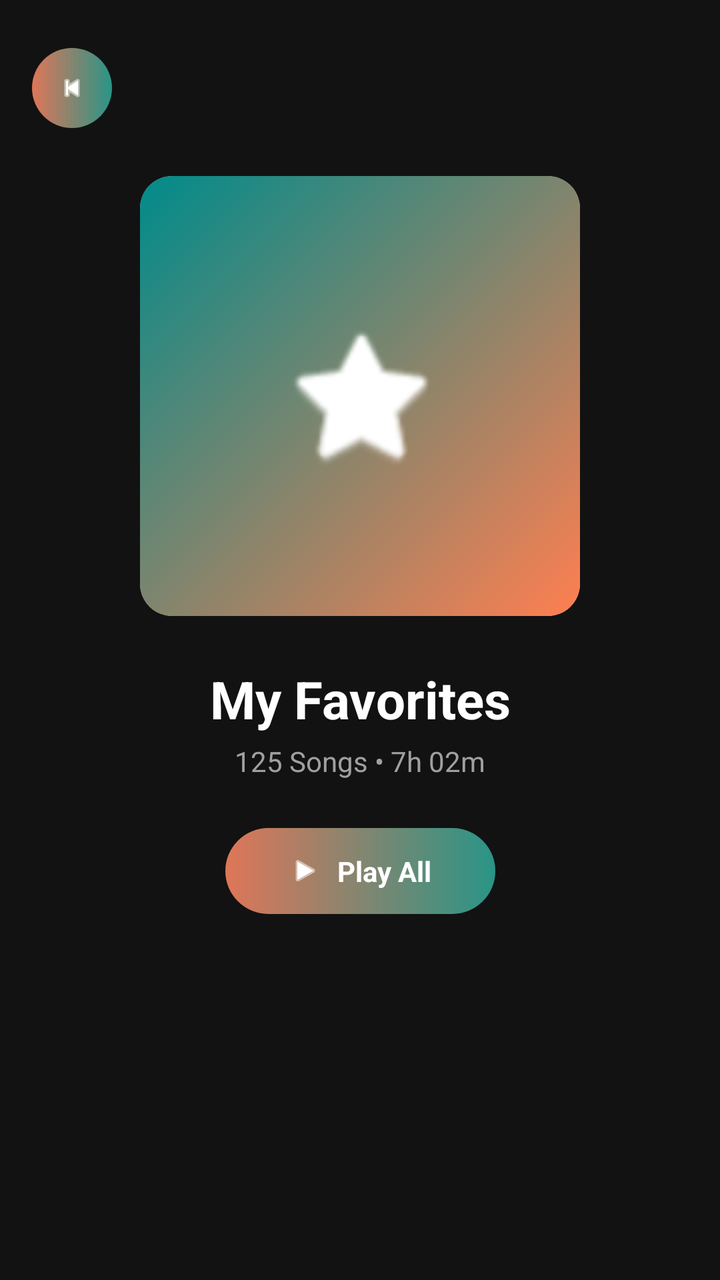
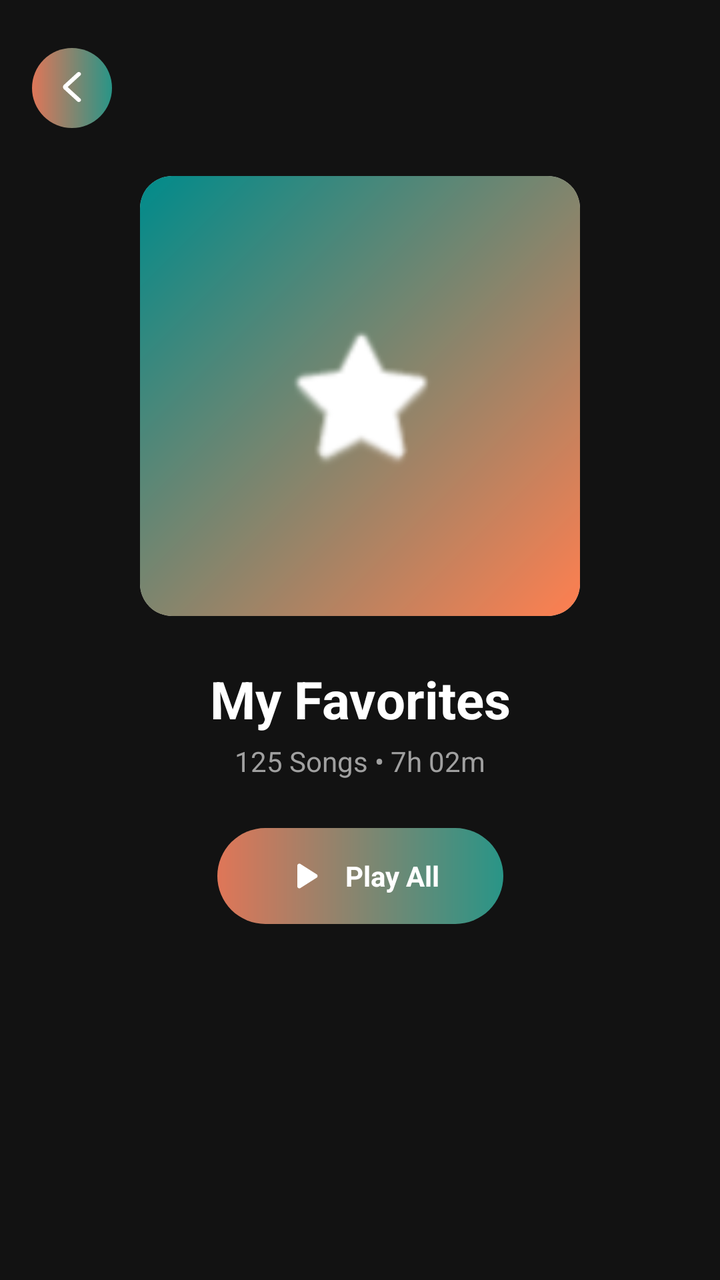

Compare the two renders of this Android layout. The source of the first and the diff that turns it into the second are given below.
<!-- AndroidManifest.xml: application theme Theme.ViBePlayer -->
<!-- res/layout/fragment_playlist_details.xml -->
<?xml version="1.0" encoding="utf-8"?>
<androidx.core.widget.NestedScrollView xmlns:android="http://schemas.android.com/apk/res/android"
    xmlns:app="http://schemas.android.com/apk/res-auto"
    xmlns:tools="http://schemas.android.com/tools"
    android:layout_width="match_parent"
    android:layout_height="match_parent"
    android:background="@color/vibe_black"
    android:clipToPadding="false"
    android:paddingBottom="120dp">

    <androidx.constraintlayout.widget.ConstraintLayout
        android:layout_width="match_parent"
        android:layout_height="wrap_content"
        android:paddingTop="16dp">

        <FrameLayout
            android:id="@+id/btnBackPlaylist"
            android:layout_width="40dp"
            android:layout_height="40dp"
            android:layout_marginStart="16dp"
            android:layout_marginTop="8dp"
            android:background="@drawable/bg_chip_outline"
            android:clickable="true"
            android:focusable="true"
            app:layout_constraintStart_toStartOf="parent"
            app:layout_constraintTop_toTopOf="parent">

            <ImageView
                android:layout_width="16dp"
                android:layout_height="16dp"
                android:layout_gravity="center"
                android:src="@android:drawable/ic_media_previous"
                app:tint="@color/white" />
        </FrameLayout>

        <androidx.cardview.widget.CardView
            android:id="@+id/cardPlaylistCover"
            android:layout_width="220dp"
            android:layout_height="220dp"
            android:layout_marginTop="24dp"
            app:cardCornerRadius="16dp"
            app:cardElevation="0dp"
            app:layout_constraintEnd_toEndOf="parent"
            app:layout_constraintStart_toStartOf="parent"
            app:layout_constraintTop_toBottomOf="@id/btnBackPlaylist">

            <FrameLayout
                android:layout_width="match_parent"
                android:layout_height="match_parent"
                android:background="@drawable/bg_gradient_tl_to_br">

                <ImageView
                    android:layout_width="80dp"
                    android:layout_height="80dp"
                    android:layout_gravity="center"
                    android:src="@android:drawable/btn_star_big_on"
                    app:tint="@color/white" />
            </FrameLayout>

            <ImageView
                android:id="@+id/ivPlaylistCover"
                android:layout_width="match_parent"
                android:layout_height="match_parent"
                android:scaleType="centerCrop"
                android:background="@android:color/transparent" />

        </androidx.cardview.widget.CardView>

        <TextView
            android:id="@+id/txtDetailTitle"
            android:layout_width="wrap_content"
            android:layout_height="wrap_content"
            android:layout_marginTop="24dp"
            android:text="My Favorites"
            android:textColor="@color/white"
            android:textSize="26sp"
            android:textStyle="bold"
            app:layout_constraintEnd_toEndOf="parent"
            app:layout_constraintStart_toStartOf="parent"
            app:layout_constraintTop_toBottomOf="@id/cardPlaylistCover" />

        <TextView
            android:id="@+id/txtDetailSubtitle"
            android:layout_width="wrap_content"
            android:layout_height="wrap_content"
            android:layout_marginTop="4dp"
            android:text="125 Songs • 7h 02m"
            android:textColor="#A0A0A0"
            android:textSize="14sp"
            app:layout_constraintEnd_toEndOf="parent"
            app:layout_constraintStart_toStartOf="parent"
            app:layout_constraintTop_toBottomOf="@id/txtDetailTitle" />

        <LinearLayout
            android:id="@+id/btnPlayAll"
            android:layout_width="wrap_content"
            android:layout_height="wrap_content"
            android:layout_marginTop="24dp"
            android:background="@drawable/bg_chip_outline"
            android:gravity="center"
            android:orientation="horizontal"
            android:paddingHorizontal="32dp"
            android:paddingVertical="12dp"
            app:layout_constraintEnd_toEndOf="parent"
            app:layout_constraintStart_toStartOf="parent"
            app:layout_constraintTop_toBottomOf="@id/txtDetailSubtitle">

            <ImageView
                android:layout_width="16dp"
                android:layout_height="16dp"
                android:src="@android:drawable/ic_media_play"
                app:tint="@color/white" />

            <TextView
                android:layout_width="wrap_content"
                android:layout_height="wrap_content"
                android:layout_marginStart="8dp"
                android:text="Play All"
                android:textColor="@color/white"
                android:textSize="14sp"
                android:textStyle="bold" />
        </LinearLayout>

        <androidx.recyclerview.widget.RecyclerView
            android:id="@+id/rvPlaylistSongs"
            android:layout_width="match_parent"
            android:layout_height="wrap_content"
            android:layout_marginTop="32dp"
            android:nestedScrollingEnabled="false"
            app:layoutManager="androidx.recyclerview.widget.LinearLayoutManager"
            app:layout_constraintBottom_toBottomOf="parent"
            app:layout_constraintTop_toBottomOf="@id/btnPlayAll"
            tools:itemCount="8"
            tools:listitem="@layout/item_song_row" />

    </androidx.constraintlayout.widget.ConstraintLayout>
</androidx.core.widget.NestedScrollView>
<!-- res/layout/item_song_row.xml (included above) -->
<?xml version="1.0" encoding="utf-8"?>
<androidx.constraintlayout.widget.ConstraintLayout xmlns:android="http://schemas.android.com/apk/res/android"
    xmlns:app="http://schemas.android.com/apk/res-auto"
    android:layout_width="match_parent"
    android:layout_height="wrap_content"
    android:paddingHorizontal="16dp"
    android:paddingVertical="8dp"
    android:background="?attr/selectableItemBackground">

    <androidx.cardview.widget.CardView
        android:id="@+id/cardArtSmall"
        android:layout_width="48dp"
        android:layout_height="48dp"
        app:cardCornerRadius="4dp"
        app:cardElevation="0dp"
        app:cardBackgroundColor="#E0E0E0"
        app:layout_constraintStart_toStartOf="parent"
        app:layout_constraintTop_toTopOf="parent"
        app:layout_constraintBottom_toBottomOf="parent">

        <ImageView
            android:id="@+id/imgSongArt"
            android:layout_width="match_parent"
            android:layout_height="match_parent"
            android:scaleType="centerCrop" />
    </androidx.cardview.widget.CardView>

    <TextView
        android:id="@+id/txtSongTitle"
        android:layout_width="0dp"
        android:layout_height="wrap_content"
        android:text="Chahun Main Ya Naa"
        android:textColor="@color/white"
        android:textStyle="bold"
        android:textSize="14sp"
        android:layout_marginStart="12dp"
        android:layout_marginEnd="8dp"
        app:layout_constraintStart_toEndOf="@id/cardArtSmall"
        app:layout_constraintTop_toTopOf="@id/cardArtSmall"
        app:layout_constraintEnd_toStartOf="@id/txtSongDuration"
        app:layout_constraintBottom_toTopOf="@+id/txtSongArtist"
        app:layout_constraintVertical_chainStyle="packed"/>

    <TextView
        android:id="@+id/txtSongArtist"
        android:layout_width="0dp"
        android:layout_height="wrap_content"
        android:text="Arijit Singh"
        android:textColor="#A0A0A0"
        android:textSize="12sp"
        app:layout_constraintStart_toStartOf="@id/txtSongTitle"
        app:layout_constraintTop_toBottomOf="@id/txtSongTitle"
        app:layout_constraintEnd_toEndOf="@id/txtSongTitle"
        app:layout_constraintBottom_toBottomOf="@id/cardArtSmall"/>

    <TextView
        android:id="@+id/txtSongDuration"
        android:layout_width="wrap_content"
        android:layout_height="wrap_content"
        android:text="2:44"
        android:textColor="#A0A0A0"
        android:textSize="12sp"
        android:layout_marginEnd="12dp"
        app:layout_constraintEnd_toStartOf="@id/btnMenuRow"
        app:layout_constraintTop_toTopOf="parent"
        app:layout_constraintBottom_toBottomOf="parent"/>

    <ImageView
        android:id="@+id/btnMenuRow"
        android:layout_width="48dp"
        android:layout_height="48dp"
        android:padding="12dp"
        android:background="?attr/selectableItemBackgroundBorderless"
        android:src="@android:drawable/ic_menu_more"
        app:tint="#A0A0A0"
        app:layout_constraintEnd_toEndOf="parent"
        app:layout_constraintTop_toTopOf="parent"
        app:layout_constraintBottom_toBottomOf="parent" />

</androidx.constraintlayout.widget.ConstraintLayout>
<!-- resources referenced by this layout -->
<resources>
  <color name="vibe_black">#121212</color>
  <color name="white">#FFFFFFFF</color>
  <!-- drawable bg_chip_outline (drawable) -->
  <?xml version="1.0" encoding="utf-8"?>
  <shape xmlns:android="http://schemas.android.com/apk/res/android"
      android:shape="rectangle">
  
      <gradient
          android:angle="0"
          android:startColor="#DF7658"
          android:endColor="#299587" />
  
      <corners android:radius="50dp" />
  
  </shape>
  <!-- drawable bg_gradient_tl_to_br (drawable) -->
  <?xml version="1.0" encoding="utf-8"?>
  <shape xmlns:android="http://schemas.android.com/apk/res/android">
      <gradient
          android:startColor="#008B8B"
          android:endColor="#FF7F50"
          android:angle="315"/>
  </shape>
  <style name="Theme.ViBePlayer" parent="Base.Theme.ViBePlayer" />
  <style name="Base.Theme.ViBePlayer" parent="Theme.Material3.DayNight.NoActionBar">
          
          
      </style>
</resources>

<!-- the commit's change to res/layout/fragment_playlist_details.xml (unified diff, before → after) -->
@@ -26,10 +26,10 @@
             app:layout_constraintTop_toTopOf="parent">
 
             <ImageView
-                android:layout_width="16dp"
-                android:layout_height="16dp"
+                android:layout_width="20dp"
+                android:layout_height="20dp"
                 android:layout_gravity="center"
-                android:src="@android:drawable/ic_media_previous"
+                android:src="@drawable/ic_back_arrow"
                 app:tint="@color/white" />
         </FrameLayout>
 
@@ -106,9 +106,9 @@
             app:layout_constraintTop_toBottomOf="@id/txtDetailSubtitle">
 
             <ImageView
-                android:layout_width="16dp"
-                android:layout_height="16dp"
-                android:src="@android:drawable/ic_media_play"
+                android:layout_width="24dp"
+                android:layout_height="24dp"
+                android:src="@drawable/ic_play"
                 app:tint="@color/white" />
 
             <TextView
@@ -141,7 +141,8 @@
     xmlns:app="http://schemas.android.com/apk/res-auto"
     android:layout_width="match_parent"
     android:layout_height="wrap_content"
-    android:paddingHorizontal="16dp"
+    android:paddingStart="16dp"
+    android:paddingEnd="0dp"
     android:paddingVertical="8dp"
     android:background="?attr/selectableItemBackground">
 
@@ -205,11 +206,11 @@
 
     <ImageView
         android:id="@+id/btnMenuRow"
-        android:layout_width="48dp"
-        android:layout_height="48dp"
+        android:layout_width="50dp"
+        android:layout_height="50dp"
         android:padding="12dp"
         android:background="?attr/selectableItemBackgroundBorderless"
-        android:src="@android:drawable/ic_menu_more"
+        android:src="@drawable/ic_three_dot"
         app:tint="#A0A0A0"
         app:layout_constraintEnd_toEndOf="parent"
         app:layout_constraintTop_toTopOf="parent"
<!-- resource entries referenced after the edit -->
@@ -23,6 +23,36 @@
           android:endColor="#FF7F50"
           android:angle="315"/>
   </shape>
+  <!-- drawable ic_back_arrow (drawable) -->
+  <vector xmlns:android="http://schemas.android.com/apk/res/android"
+      android:width="40dp"
+      android:height="40dp"
+      android:viewportWidth="40"
+      android:viewportHeight="40">
+    <path
+        android:pathData="M15.694,19.011L28.354,30.638C28.785,31.034 28.993,31.495 28.979,32.022C28.965,32.55 28.743,33.011 28.311,33.407C27.879,33.802 27.377,34 26.804,34C26.231,34 25.728,33.802 25.297,33.407L12.033,21.265C11.689,20.948 11.431,20.593 11.258,20.197C11.086,19.802 11,19.406 11,19.011C11,18.615 11.086,18.22 11.258,17.824C11.431,17.429 11.689,17.073 12.033,16.756L25.297,4.575C25.727,4.179 26.237,3.988 26.826,4.001C27.415,4.013 27.925,4.218 28.354,4.614C28.784,5.011 28.999,5.472 29,5.999C29.001,6.525 28.786,6.986 28.354,7.383L15.694,19.011Z"
+        android:fillColor="#ffffff"/>
+  </vector>
+  <!-- drawable ic_play (drawable) -->
+  <vector xmlns:android="http://schemas.android.com/apk/res/android"
+      android:width="40dp"
+      android:height="40dp"
+      android:viewportWidth="40"
+      android:viewportHeight="40">
+    <path
+        android:pathData="M13.333,28.625V11.375C13.333,10.903 13.5,10.507 13.833,10.187C14.167,9.867 14.556,9.707 15,9.708C15.139,9.708 15.285,9.729 15.438,9.77C15.592,9.811 15.737,9.874 15.875,9.958L29.458,18.583C29.708,18.75 29.896,18.958 30.022,19.208C30.147,19.458 30.209,19.722 30.208,20C30.207,20.278 30.145,20.542 30.022,20.792C29.898,21.042 29.711,21.25 29.458,21.417L15.875,30.042C15.736,30.125 15.59,30.188 15.438,30.23C15.286,30.272 15.14,30.293 15,30.292C14.556,30.292 14.167,30.132 13.833,29.812C13.5,29.492 13.333,29.096 13.333,28.625Z"
+        android:fillColor="#ffffff"/>
+  </vector>
+  <!-- drawable ic_three_dot (drawable) -->
+  <vector xmlns:android="http://schemas.android.com/apk/res/android"
+      android:width="20dp"
+      android:height="20dp"
+      android:viewportWidth="20"
+      android:viewportHeight="20">
+    <path
+        android:pathData="M8.333,10C8.333,10.442 8.509,10.866 8.821,11.178C9.134,11.491 9.558,11.667 10,11.667C10.442,11.667 10.866,11.491 11.179,11.178C11.491,10.866 11.667,10.442 11.667,10C11.667,9.558 11.491,9.134 11.179,8.821C10.866,8.509 10.442,8.333 10,8.333C9.558,8.333 9.134,8.509 8.821,8.821C8.509,9.134 8.333,9.558 8.333,10ZM8.333,5C8.333,5.442 8.509,5.866 8.821,6.178C9.134,6.491 9.558,6.667 10,6.667C10.442,6.667 10.866,6.491 11.179,6.178C11.491,5.866 11.667,5.442 11.667,5C11.667,4.558 11.491,4.134 11.179,3.821C10.866,3.509 10.442,3.333 10,3.333C9.558,3.333 9.134,3.509 8.821,3.821C8.509,4.134 8.333,4.558 8.333,5ZM8.333,15C8.333,15.442 8.509,15.866 8.821,16.178C9.134,16.491 9.558,16.667 10,16.667C10.442,16.667 10.866,16.491 11.179,16.178C11.491,15.866 11.667,15.442 11.667,15C11.667,14.558 11.491,14.134 11.179,13.821C10.866,13.509 10.442,13.333 10,13.333C9.558,13.333 9.134,13.509 8.821,13.821C8.509,14.134 8.333,14.558 8.333,15Z"
+        android:fillColor="#ffffff"/>
+  </vector>
   <style name="Theme.ViBePlayer" parent="Base.Theme.ViBePlayer" />
   <style name="Base.Theme.ViBePlayer" parent="Theme.Material3.DayNight.NoActionBar">
           
